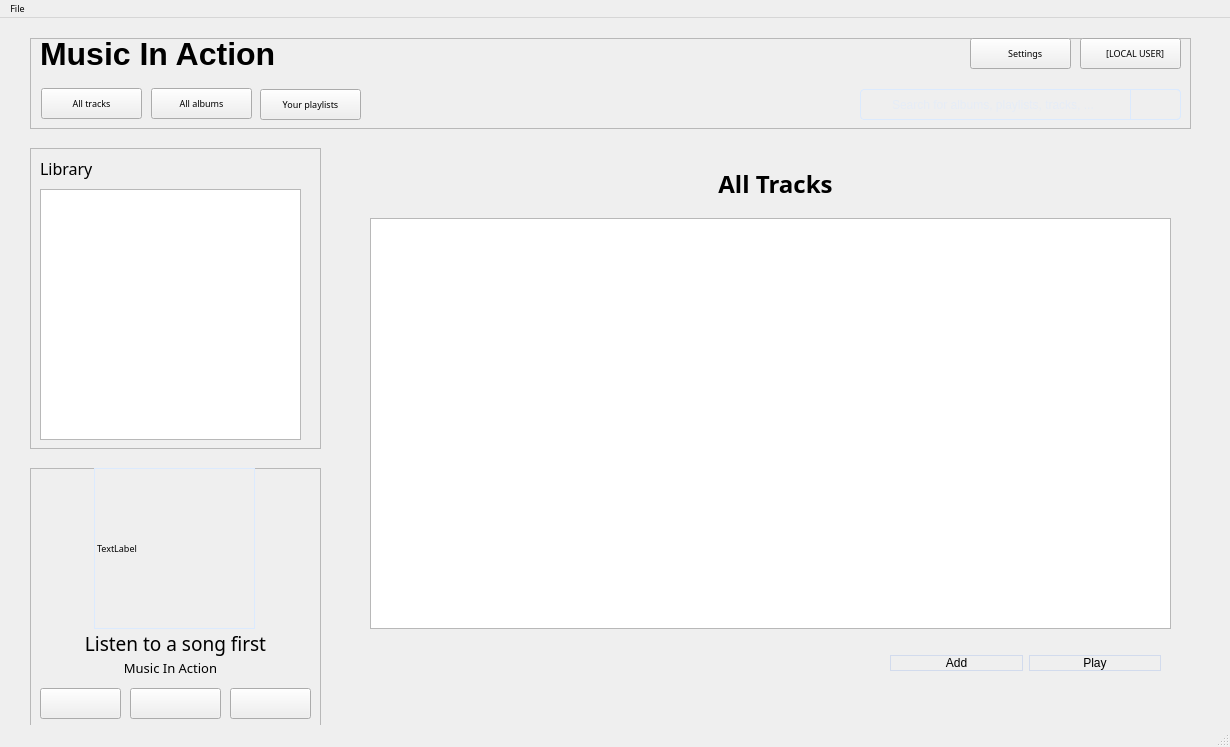
This is mainwindow.ui in AlexDev404/GUIFinalProject as Qt 5 draws it before an edit. The edited form follows.
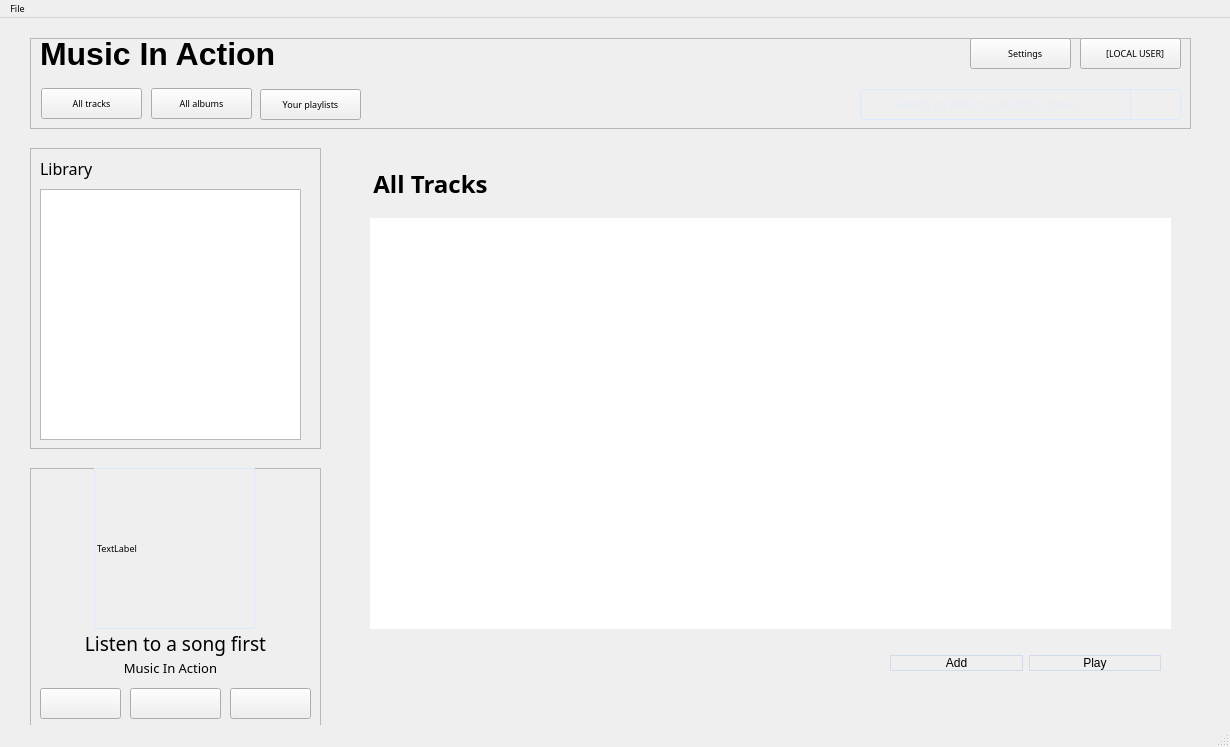
This is the edited form.

Commit message: Works (with memory leaks)

The edit to the form file:
```diff
--- a/mainwindow.ui
+++ b/mainwindow.ui
@@ -1152,9 +1152,9 @@
      <widget class="QLabel" name="label_atp_1">
       <property name="geometry">
        <rect>
-        <x>0</x>
+        <x>20</x>
         <y>20</y>
-        <width>851</width>
+        <width>121</width>
         <height>31</height>
        </rect>
       </property>
@@ -1182,7 +1182,8 @@
        </rect>
       </property>
       <property name="styleSheet">
-       <string notr="true"/>
+       <string notr="true">color: white;
+border: 0;</string>
       </property>
       <property name="movement">
        <enum>QListView::Static</enum>
```
Left out of the diff: 2 changed lines with no effect on the pictures. The commit also changes 2 other files.
